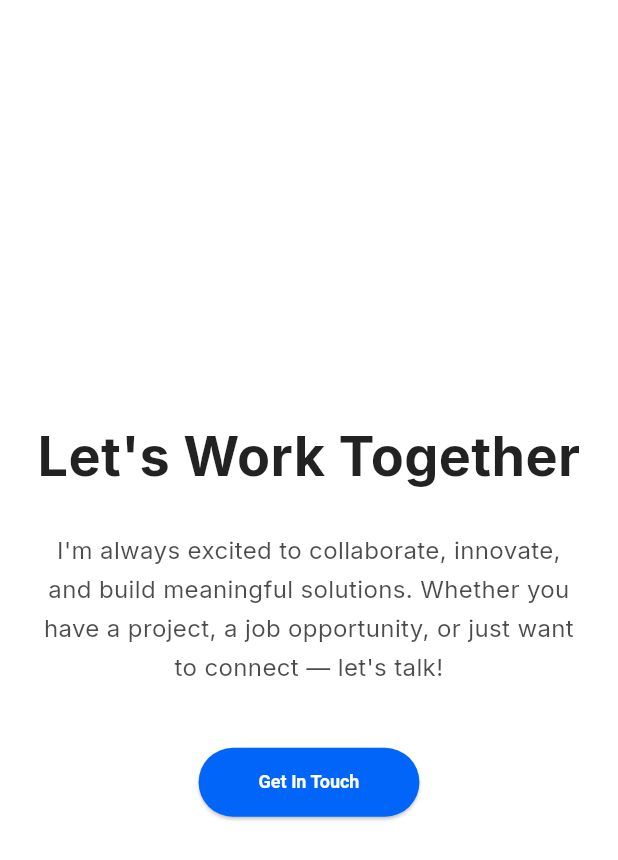
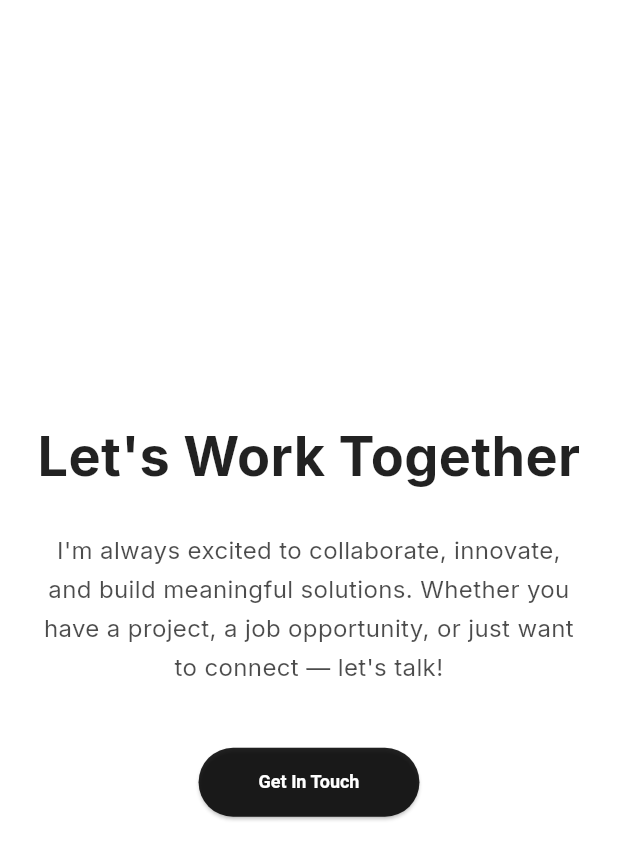
Before and after one commit to dimasaryamurdiyan/portfolio, a Flutter app: the LetsWorkTogetherSection widget shown alone on an empty page, opened directly with empty values, on a phone screen of 412 x 824 dp. Shown: the top 860 px of the screen. Run offline on Flutter 3.47's test engine with Material 3 defaults, Android fonts, the phone set to English and light mode, and no system bars; our stand-ins replace flutter_riverpod, flutter_svg, shared_preferences; accounts and stored records are empty.

Commit message:
fix: Update button background color for improved visibility

```diff
--- a/lib/widgets/lets_work_together_section.dart
+++ b/lib/widgets/lets_work_together_section.dart
@@ -41,7 +41,7 @@ class LetsWorkTogetherSection extends StatelessWidget {
           ElevatedButton(
             onPressed: onGetInTouchPressed,
             style: ElevatedButton.styleFrom(
-              backgroundColor: Theme.of(context).colorScheme.primary,
+              backgroundColor: Theme.of(context).colorScheme.onSurface,
               foregroundColor: Theme.of(context).colorScheme.onPrimary,
               shape: RoundedRectangleBorder(borderRadius: BorderRadius.circular(24)),
               padding: EdgeInsets.symmetric(horizontal: 40, vertical: isLargeScreen ? 20 : 16),
```
